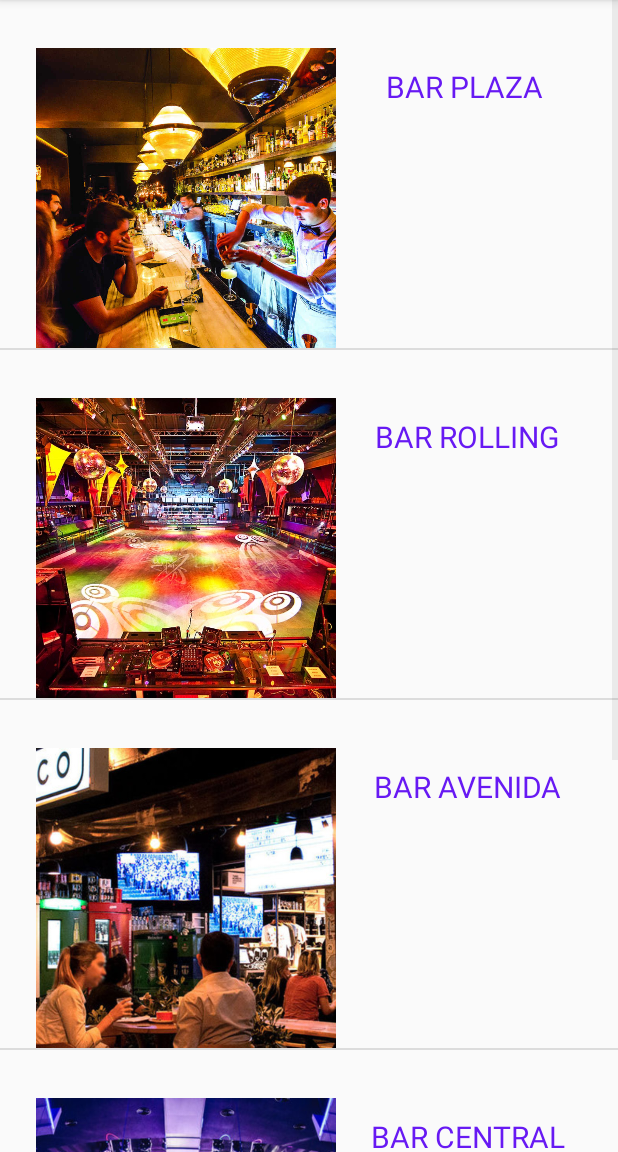
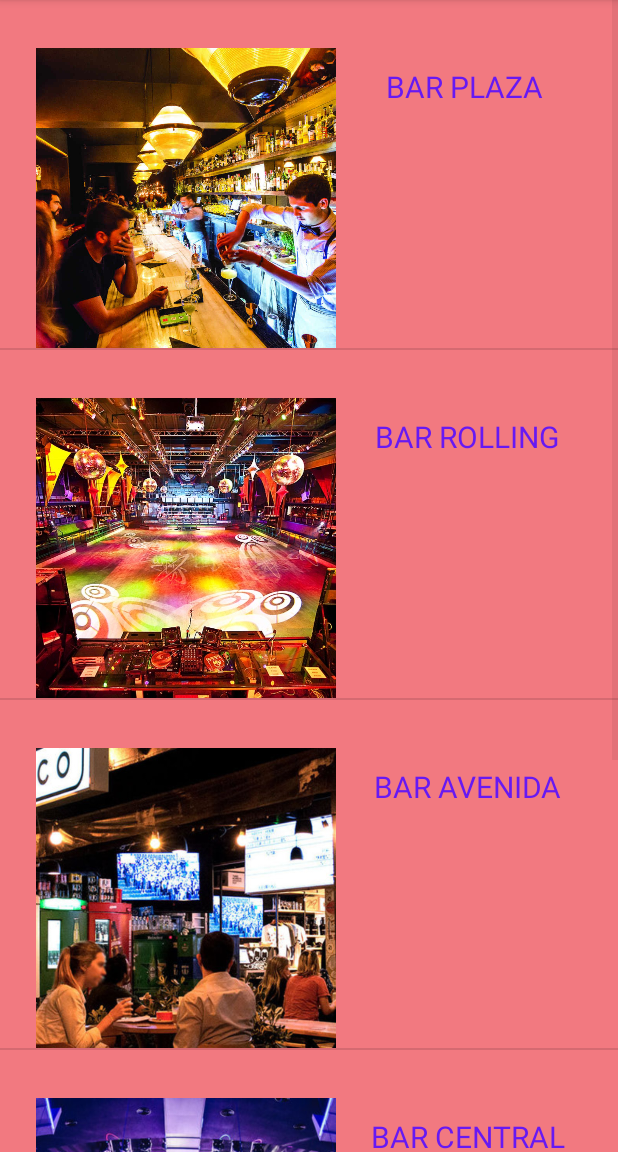
Before and after one commit to hectorLopezCEV/blablapub_android, an Android app: the Prueba2 screen opened directly, with no data from a screen before it, on a phone screen of 412 x 824 dp, the part 84-1236 px from its top. Run offline under Robolectric (Android 15) with nearby library versions, the phone set to English and light mode, and no system bars.

Commit message:
diseños

```diff
--- a/app/src/main/res/layout/activity_prueba2.xml
+++ b/app/src/main/res/layout/activity_prueba2.xml
@@ -4,11 +4,14 @@
     xmlns:tools="http://schemas.android.com/tools"
     android:layout_width="match_parent"
     android:layout_height="match_parent"
-    tools:context=".Prueba2">
+    tools:context=".Prueba2"
+    android:background="@color/colorPrimary">
 
     <ListView
         android:id="@+id/listaImagenes"
         android:layout_width="match_parent"
-        android:layout_height="match_parent"/>
+        android:layout_height="match_parent"
+        android:background="@color/colorPrimary"
+        />
 
 </androidx.constraintlayout.widget.ConstraintLayout>
```
